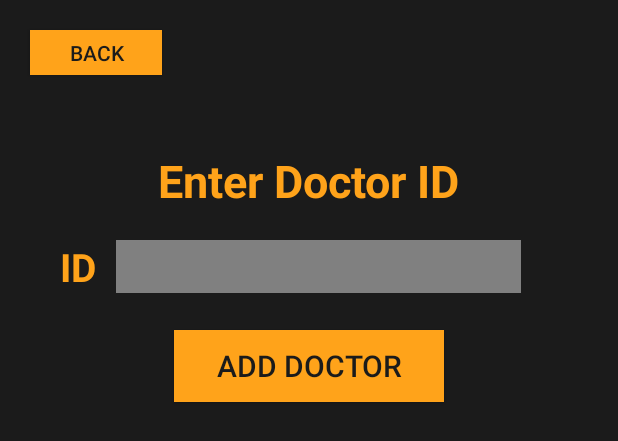
After one commit to KazeShikaru/GitDrugged, an Android app: the layout activity_idadd.xml on its own in the app's theme, with its tools: preview values and no code run, on a phone screen of 412 x 824 dp. The commit adds this screen. Shown: the top 441 px of the screen. Run offline under Robolectric (Android 15) with nearby library versions, the phone set to English and light mode, and no system bars; Roboto replaces fonts that are not available here.

Commit message:
Added half of alvin stuff

```diff
--- /dev/null
+++ b/app/src/main/res/layout/activity_idadd.xml
@@ -0,0 +1,107 @@
+<?xml version="1.0" encoding="utf-8"?>
+<androidx.constraintlayout.widget.ConstraintLayout xmlns:android="http://schemas.android.com/apk/res/android"
+    xmlns:app="http://schemas.android.com/apk/res-auto"
+    xmlns:tools="http://schemas.android.com/tools"
+    android:layout_width="match_parent"
+    android:layout_height="match_parent"
+    android:background="@color/PHBlack"
+    tools:context=".IDAddActivity">
+
+    <TextView
+        android:id="@+id/backPad"
+        android:layout_width="20dp"
+        android:layout_height="20dp"
+        app:layout_constraintTop_toTopOf="parent"
+        app:layout_constraintLeft_toLeftOf="parent"
+        />
+
+    <Button
+        android:id="@+id/backButton"
+        android:layout_width="wrap_content"
+        android:layout_height="30dp"
+        android:text="Back"
+        android:textColor="@color/PHBlack"
+        android:background="@color/PHOrange"
+        android:onClick="onBackClicked"
+        app:layout_constraintLeft_toRightOf="@id/backPad"
+        app:layout_constraintTop_toBottomOf="@id/backPad"
+        />
+
+    <TextView
+        android:id="@+id/pad1"
+        android:layout_width="40dp"
+        android:layout_height="100dp"
+        app:layout_constraintTop_toTopOf="parent"
+        app:layout_constraintLeft_toLeftOf="parent"
+        />
+
+    <TextView
+        android:id="@+id/instText"
+        android:layout_width="wrap_content"
+        android:layout_height="wrap_content"
+        android:text="Enter Doctor ID"
+        android:textColor="@color/PHOrange"
+        android:textSize="30dp"
+        android:textStyle="bold"
+        app:layout_constraintRight_toRightOf="parent"
+        app:layout_constraintLeft_toLeftOf="parent"
+        app:layout_constraintTop_toBottomOf="@id/pad1"
+        />
+
+    <TextView
+        android:id="@+id/pad2"
+        android:layout_width="40dp"
+        android:layout_height="160dp"
+        app:layout_constraintTop_toTopOf="parent"
+        app:layout_constraintLeft_toLeftOf="parent"
+        />
+
+    <TextView
+        android:id="@+id/pID"
+        android:layout_width="wrap_content"
+        android:layout_height="wrap_content"
+        android:text="ID  "
+        android:textColor="@color/PHOrange"
+        android:textSize="26dp"
+        android:textStyle="bold"
+        app:layout_constraintLeft_toRightOf="@id/pad2"
+        app:layout_constraintTop_toBottomOf="@id/pad2"
+        />
+
+    <EditText
+        android:id="@+id/pidField"
+        android:layout_width="270dp"
+        android:layout_height="wrap_content"
+        android:background="@color/PHGray"
+        android:textSize="26dp"
+        android:textStyle="italic"
+        android:textColor="@color/PHDarkGray"
+        android:digits="0123456789"
+        android:inputType="number"
+        app:layout_constraintTop_toTopOf="@id/pID"
+        app:layout_constraintLeft_toRightOf="@id/pID"
+        />
+
+    <TextView
+        android:id="@+id/pad3"
+        android:layout_width="40dp"
+        android:layout_height="220dp"
+        app:layout_constraintTop_toTopOf="parent"
+        app:layout_constraintLeft_toLeftOf="parent"
+        />
+
+    <Button
+        android:id="@+id/addButton"
+        android:layout_width="180dp"
+        android:layout_height="wrap_content"
+        android:text="Add Doctor"
+        android:textColor="@color/PHBlack"
+        android:textSize="20dp"
+        android:background="@color/PHOrange"
+        android:onClick="onImageClicked"
+        app:layout_constraintRight_toRightOf="parent"
+        app:layout_constraintLeft_toLeftOf="parent"
+        app:layout_constraintTop_toBottomOf="@id/pad3"
+        />
+
+</androidx.constraintlayout.widget.ConstraintLayout>
```
Also changed, not shown: app/src/main/java/com/example/gitdrugged/IDAddActivity.java (added, +29 -0 lines), app/src/main/java/com/example/gitdrugged/MainActivity.java (+26 -1 lines), app/src/main/java/com/example/gitdrugged/NewDoctorActivity.java (added, +56 -0 lines), app/src/main/java/com/example/gitdrugged/QRAddActivity.java (added, +28 -0 lines), app/src/main/java/com/example/gitdrugged/UserObject.java (added, +11 -0 lines), app/src/main/res/layout/activity_main.xml (+13 -0 lines), app/src/main/res/layout/activity_main_doc.xml (added, +72 -0 lines), app/src/main/res/layout/activity_new_doctor.xml (added, +118 -0 lines), app/src/main/res/layout/activity_qradd.xml (added, +41 -0 lines), app/src/main/res/drawable/qr_sample.jpg (added).
